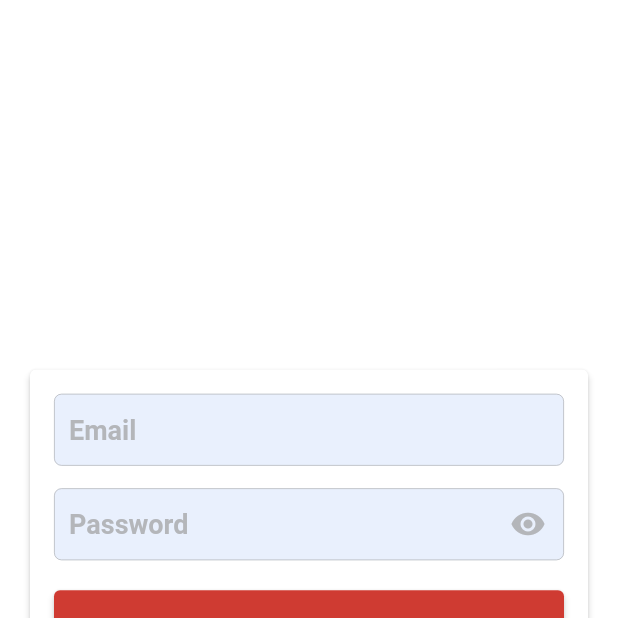
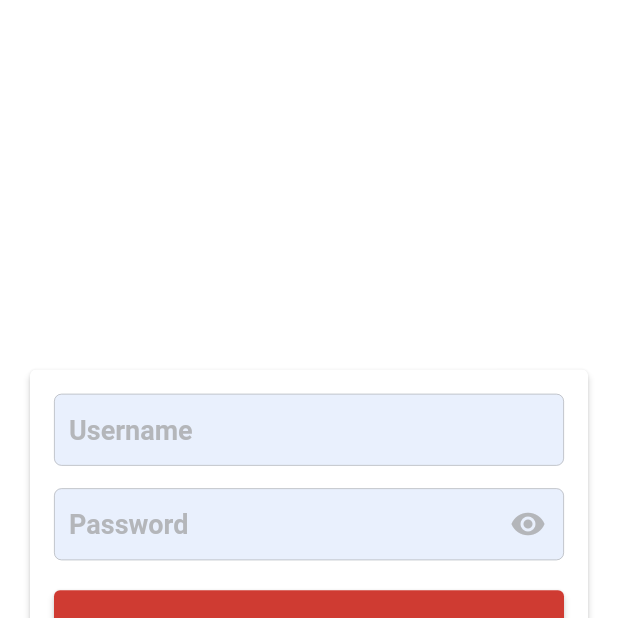
Before and after one commit to redapiro/apiro_flutter_auth, a Flutter app: the screen it shows after launch, on a phone screen of 412 x 824 dp, the top half of it. Run offline on Flutter 3.47's test engine with Material 2 defaults, Android fonts, the phone set to English and light mode, and no system bars; our stand-ins replace cached_network_image, image_picker; Roboto replaces fonts that are missing (OpenSans).

Commit message:
Update login_form.dart

```diff
--- a/lib/widget/login/login_form.dart
+++ b/lib/widget/login/login_form.dart
@@ -302,12 +302,12 @@ class _LoginFormState extends State<LoginForm> {
           mainAxisSize: MainAxisSize.min,
           children: <Widget>[
             AppTextField(
-              label: "Email",
+              label: "Username",
               focusNode: _emailFocusNode,
               // controller: TextEditingController(),
               validator: (value) {
                 if (value!.isEmpty) {
-                  return "Not a valid email";
+                  return "Not a valid Username";
                 }
                 return null;
               },
```
